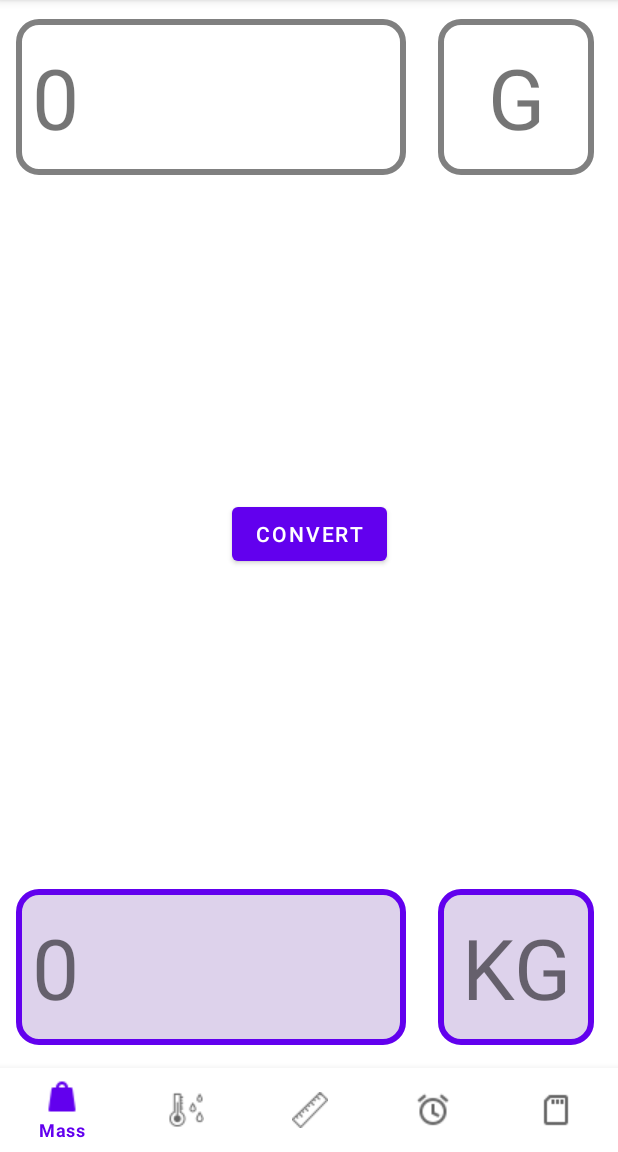
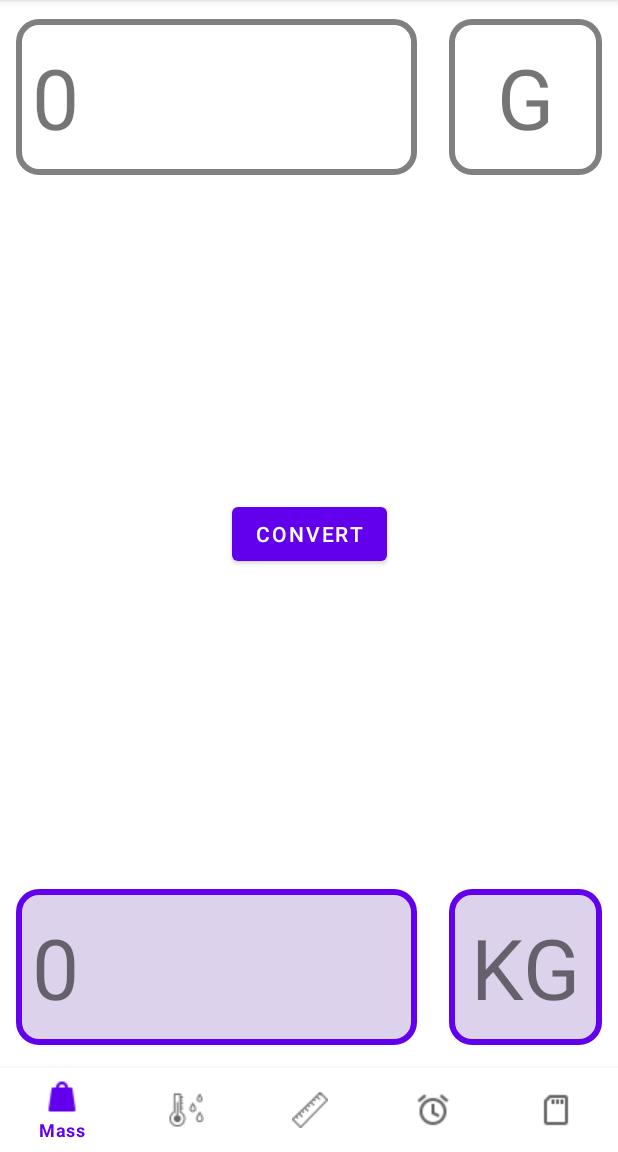
Before and after one commit to AryamanPatra/AscentAcademy_Unit_Converter_App, an Android app: the screen it shows after launch (MainActivity), on a phone screen of 412 x 824 dp, the part 84-1236 px from its top. Run offline under Robolectric (Android 15) with nearby library versions, the phone set to English and light mode, and no system bars; our stand-ins replace sdp/ssp sizes.

Commit message:
added weight sum properties to linearlayouts

```diff
--- a/app/src/main/res/layout/fragment_mass.xml
+++ b/app/src/main/res/layout/fragment_mass.xml
@@ -10,13 +10,16 @@
         android:id="@+id/linearLayout"
         android:layout_width="match_parent"
         android:layout_height="@dimen/_100sdp"
+        android:gravity="start|center"
         android:orientation="horizontal"
-        android:gravity="start|center"
+        android:weightSum="100"
+        app:layout_constraintEnd_toEndOf="parent"
+        app:layout_constraintStart_toStartOf="parent"
         app:layout_constraintTop_toTopOf="parent">
 
         <TextView
             android:id="@+id/massConvertFrom"
-            android:layout_width="@dimen/_200sdp"
+            android:layout_width="match_parent"
             android:layout_height="@dimen/_80sdp"
             android:layout_margin="@dimen/_8sdp"
             android:autoSizeMaxTextSize="@dimen/_43ssp"
@@ -24,14 +27,16 @@
             android:autoSizeStepGranularity="@dimen/_1ssp"
             android:autoSizeTextType="uniform"
             android:background="@drawable/textview_border_unselected"
+            android:layout_weight="30"
             android:clickable="true"
             android:gravity="center_vertical"
             android:padding="@dimen/_8sdp"
             android:text="0"
             android:textSize="@dimen/_51sdp" />
+
         <TextView
             android:id="@+id/massUnitFrom"
-            android:layout_width="@dimen/_80sdp"
+            android:layout_width="match_parent"
             android:layout_height="@dimen/_80sdp"
             android:layout_margin="@dimen/_8sdp"
             android:autoSizeMaxTextSize="@dimen/_43ssp"
@@ -41,6 +46,7 @@
             android:background="@drawable/textview_border_unselected"
             android:clickable="true"
             android:gravity="center"
+            android:layout_weight="70"
             android:padding="@dimen/_8sdp"
             android:text="G"
             android:textSize="@dimen/_51sdp" />
@@ -51,11 +57,14 @@
         android:layout_width="match_parent"
         android:layout_height="@dimen/_100sdp"
         android:orientation="horizontal"
-        app:layout_constraintBottom_toBottomOf="parent">
+        android:weightSum="100"
+        app:layout_constraintBottom_toBottomOf="parent"
+        app:layout_constraintEnd_toEndOf="parent"
+        app:layout_constraintStart_toStartOf="parent">
 
         <TextView
             android:id="@+id/massConvertTo"
-            android:layout_width="@dimen/_200sdp"
+            android:layout_width="match_parent"
             android:layout_height="@dimen/_80sdp"
             android:layout_margin="@dimen/_8sdp"
             android:autoSizeMaxTextSize="@dimen/_43ssp"
@@ -64,6 +73,7 @@
             android:autoSizeTextType="uniform"
             android:background="@drawable/textview_border_selected"
             android:clickable="true"
+            android:layout_weight="30"
             android:gravity="center_vertical"
             android:padding="@dimen/_8sdp"
             android:text="0"
@@ -71,7 +81,7 @@
 
         <TextView
             android:id="@+id/massUnitTo"
-            android:layout_width="@dimen/_80sdp"
+            android:layout_width="match_parent"
             android:layout_height="@dimen/_80sdp"
             android:layout_margin="@dimen/_8sdp"
             android:autoSizeMaxTextSize="@dimen/_43ssp"
@@ -80,6 +90,7 @@
             android:autoSizeTextType="uniform"
             android:background="@drawable/textview_border_selected"
             android:clickable="true"
+            android:layout_weight="70"
             android:gravity="center"
             android:padding="@dimen/_8sdp"
             android:text="KG"
```
Also changed, not shown: app/src/main/res/layout/fragment_time.xml (+17 -6 lines).
